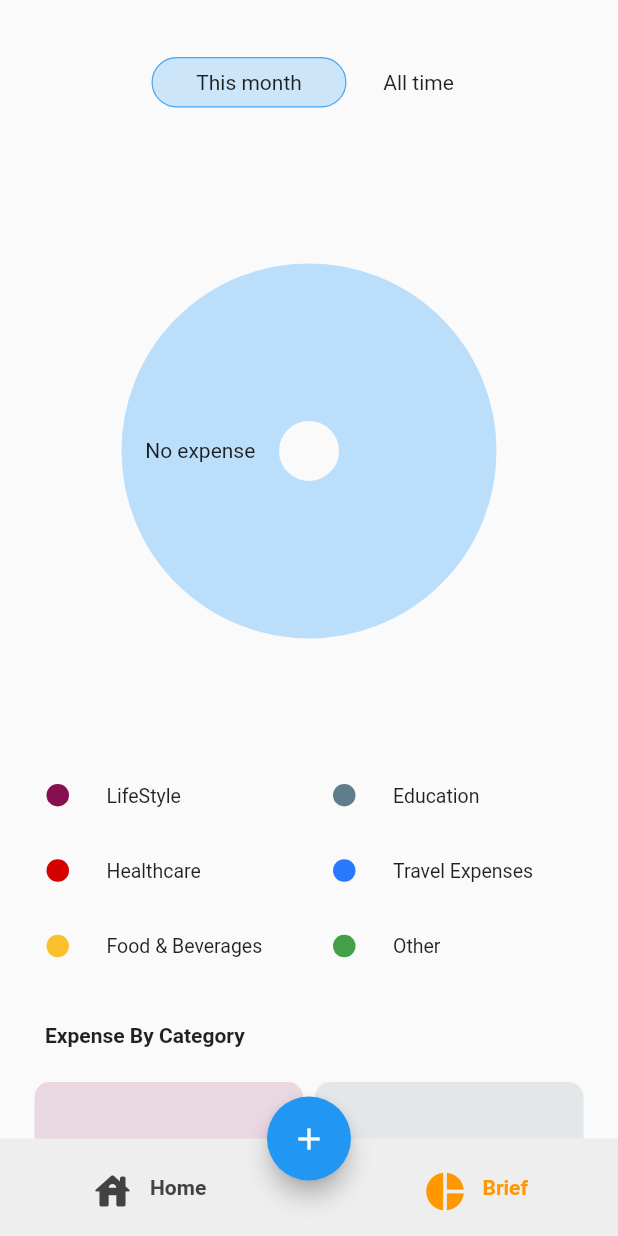
After one commit to FaiyazMujawar/expense-tracker, a Flutter app: the screen it shows after launch, swiped to page 2, on a phone screen of 412 x 824 dp. The commit adds this screen. Run offline on Flutter 3.47's test engine with Material 2 defaults, Android fonts, the phone set to English and light mode, and no system bars; drawn by our look-alikes of fl_chart; our stand-ins replace google_fonts, sqflite; accounts and stored records are empty.

Commit message:
implemented overview page

```diff
--- a/lib/components/amount.dart
+++ b/lib/components/amount.dart
@@ -20,13 +20,7 @@ class Amount extends StatelessWidget {
   Widget build(BuildContext context) {
     return Container(
       padding: const EdgeInsets.all(13),
-      decoration: BoxDecoration(
-        borderRadius: BorderRadius.circular(10),
-        border: Border.all(
-          width: 1.25,
-          color: Colors.grey.shade300,
-        ),
-      ),
+      decoration: kBoxDecoration,
       child: Column(
         mainAxisAlignment: MainAxisAlignment.spaceEvenly,
         children: [
--- /dev/null
+++ b/lib/components/custom_bottom_nav_bar.dart
@@ -0,0 +1,106 @@
+import 'package:flutter/material.dart';
+import 'package:flutter/rendering.dart';
+
+// import '../theme.dart';
+
+class CustomBottomNavigationBar extends StatefulWidget {
+  final int selectedIndex;
+  final List<CustomBottomNavigationBarItem> navItems;
+  final Function onChange;
+
+  const CustomBottomNavigationBar({
+    Key key,
+    this.selectedIndex = 0,
+    @required this.onChange,
+    @required this.navItems,
+  }) : super(key: key);
+  @override
+  _CustomBottomNavigationBarState createState() =>
+      _CustomBottomNavigationBarState();
+}
+
+class _CustomBottomNavigationBarState extends State<CustomBottomNavigationBar> {
+  @override
+  void initState() {
+    super.initState();
+    assert(widget.navItems.length > 1);
+    assert(widget.onChange != null);
+  }
+
+  @override
+  Widget build(BuildContext context) {
+    return Container(
+      height: 65,
+      width: double.infinity,
+      color: Colors.grey.shade200,
+      padding: const EdgeInsets.symmetric(horizontal: 30, vertical: 5),
+      child: Row(
+        mainAxisAlignment: MainAxisAlignment.spaceBetween,
+        children: widget.navItems.map(
+          (item) {
+            int index = widget.navItems.indexOf(item);
+            return GestureDetector(
+              onTap: () {
+                widget.onChange(index);
+              },
+              child: Container(
+                padding: const EdgeInsets.symmetric(
+                  horizontal: 15,
+                  vertical: 5,
+                ),
+                child: Container(
+                  padding: const EdgeInsets.symmetric(
+                    horizontal: 15,
+                    vertical: 10,
+                  ),
+                  child: Row(
+                    mainAxisSize: MainAxisSize.min,
+                    crossAxisAlignment: CrossAxisAlignment.center,
+                    children: [
+                      Icon(
+                        item.icon,
+                        size: 30,
+                        color: widget.selectedIndex == index
+                            ? item.color
+                            : Colors.grey.shade800,
+                      ),
+                      SizedBox(
+                        width: 10,
+                      ),
+                      Text(
+                        item.title,
+                        style: TextStyle(
+                          fontWeight: FontWeight.bold,
+                          color: widget.selectedIndex == index
+                              ? item.color
+                              : Colors.grey.shade800,
+                        ),
+                      )
+                    ],
+                  ),
+                ),
+              ),
+            );
+          },
+        ).toList(),
+      ),
+    );
+  }
+}
+
+class CustomBottomNavigationBarItem extends StatelessWidget {
+  final IconData icon;
+  final String title;
+  final Color color;
+
+  const CustomBottomNavigationBarItem({
+    Key key,
+    this.icon,
+    this.title,
+    this.color,
+  }) : super(key: key);
+  @override
+  Widget build(BuildContext context) {
+    return Container();
+  }
+}
--- a/lib/components/transaction_tile.dart
+++ b/lib/components/transaction_tile.dart
@@ -19,11 +19,17 @@ class TransactionTile extends StatelessWidget {
   @override
   Widget build(BuildContext context) {
     List<dynamic> _category = getCategory(data.category);
-    print(data.toMap());
     return Container(
+      padding: const EdgeInsets.symmetric(horizontal: 8, vertical: 10),
+      margin: const EdgeInsets.all(5),
+      decoration: kBoxDecoration,
       child: GestureDetector(
         onTap: () => showModalBottomSheet(
           context: context,
+          shape: RoundedRectangleBorder(
+              borderRadius: BorderRadius.vertical(
+            top: Radius.circular(8.0),
+          )),
           builder: (context) => TransactionDetails(
             data: data,
           ),
--- a/lib/data/database.dart
+++ b/lib/data/database.dart
@@ -7,6 +7,7 @@ import '../models/Transaction.dart';
 
 class Transactions {
   Database _db;
+  // int _touchIndex = 0;
 
   // Get the database connection
   Future<Database> getDatabaseConnection() async {
--- a/lib/main.dart
+++ b/lib/main.dart
@@ -2,8 +2,7 @@ import 'package:flutter/material.dart';
 import 'package:provider/provider.dart';
 
 import 'models/TransactionsContext.dart';
-import 'pages/home_page.dart';
-// import 'pages/add_transaction_page.dart';
+import 'pages/main_page.dart';
 
 void main() {
   runApp(
@@ -22,7 +21,8 @@ class MyApp extends StatelessWidget {
       debugShowCheckedModeBanner: false,
       title: 'Expense Tracker',
       // home: AddTransactionPage(),
-      home: HomePage(),
+      // home: OverviewPage(),
+      home: MainPage(),
     );
   }
 }
--- a/lib/pages/add_transaction_page.dart
+++ b/lib/pages/add_transaction_page.dart
@@ -34,8 +34,7 @@ class _AddTransactionPageState extends State<AddTransactionPage> {
 
   @override
   Widget build(BuildContext context) {
-    return SafeArea(
-      child: Scaffold(
+    return Scaffold(
       appBar: AppBar(
         title: Text('New Transaction'),
       ),
@@ -190,8 +189,7 @@ class _AddTransactionPageState extends State<AddTransactionPage> {
                         TransactionData transaction = new TransactionData(
                           title: _title,
                           description: _description,
-                            timeStamp:
-                                new DateTime.now().millisecondsSinceEpoch,
+                          timeStamp: new DateTime.now().millisecondsSinceEpoch,
                           amount: _isIncome ? amount : -amount,
                           category: _isIncome ? '' : _category,
                         );
@@ -207,7 +205,6 @@ class _AddTransactionPageState extends State<AddTransactionPage> {
           ),
         ),
       ),
-      ),
     );
   }
 }
--- a/lib/pages/home_page.dart
+++ b/lib/pages/home_page.dart
@@ -1,13 +1,11 @@
 import 'package:flutter/material.dart';
-import 'package:flutter_vector_icons/flutter_vector_icons.dart';
 import 'package:provider/provider.dart';
 
-import 'add_transaction_page.dart';
+import '../theme.dart';
+import '../components/transaction_tile.dart';
+import '../components/amount.dart';
+import '../models/TransactionsContext.dart';
 import 'all_transactions.dart';
-import '../components/amount.dart';
-import '../components/transaction_tile.dart';
-import '../models/TransactionsContext.dart';
-import '../theme.dart';
 
 class HomePage extends StatefulWidget {
   @override
@@ -15,14 +13,11 @@ class HomePage extends StatefulWidget {
 }
 
 class _HomePageState extends State<HomePage> {
-  double _height;
   @override
   Widget build(BuildContext context) {
     Size size = MediaQuery.of(context).size;
-    _height = size.height * 0.22;
-    return SafeArea(
-      child: Scaffold(
-        body: Container(
+    double _height = size.height * 0.22;
+    return Container(
       padding: const EdgeInsets.all(20.0),
       child: Consumer<TransactionsContext>(
         builder: (context, transactions, child) {
@@ -34,8 +29,7 @@ class _HomePageState extends State<HomePage> {
                 width: size.width,
                 child: Amount(
                   title: 'Total Balance',
-                      amount:
-                          transactions.totalIncome - transactions.totalExpense,
+                  amount: transactions.totalIncome - transactions.totalExpense,
                   color: Colors.purple.shade500,
                   icon: Icons.account_balance_wallet,
                 ),
@@ -53,7 +47,7 @@ class _HomePageState extends State<HomePage> {
                         title: 'Income',
                         amount: transactions.totalIncome,
                         color: Colors.green.shade600,
-                            icon: MaterialIcons.arrow_downward,
+                        icon: Icons.arrow_downward_rounded,
                       ),
                     ),
                     SizedBox(
@@ -64,7 +58,7 @@ class _HomePageState extends State<HomePage> {
                         title: 'Expense',
                         amount: transactions.totalExpense,
                         color: Colors.red.shade600,
-                            icon: MaterialIcons.arrow_upward,
+                        icon: Icons.arrow_upward_rounded,
                       ),
                     ),
                   ],
@@ -115,11 +109,8 @@ class _HomePageState extends State<HomePage> {
               else
                 ...transactions.latestTransactions
                     .map(
-                          (transaction) => Padding(
-                            padding: const EdgeInsets.all(5.0),
-                            child: TransactionTile(
+                      (transaction) => TransactionTile(
                         data: transaction,
-                            ),
                       ),
                     )
                     .toList(),
@@ -130,30 +121,6 @@ class _HomePageState extends State<HomePage> {
           );
         },
       ),
-        ),
-        floatingActionButton: FloatingActionButton(
-          child: Icon(
-            Icons.add,
-          ),
-          onPressed: () async {
-            bool value = await Navigator.push(
-                  context,
-                  MaterialPageRoute(
-                    builder: (context) => AddTransactionPage(),
-                  ),
-                ) ??
-                false;
-            if (value)
-              ScaffoldMessenger.of(context).showSnackBar(
-                SnackBar(
-                  content: Text('Transaction added!'),
-                  duration: Duration(seconds: 2),
-                ),
-              );
-          },
-        ),
-        floatingActionButtonLocation: FloatingActionButtonLocation.centerFloat,
-      ),
     );
   }
 }
--- /dev/null
+++ b/lib/pages/main_page.dart
@@ -0,0 +1,88 @@
+import 'package:expense_tracker/components/custom_bottom_nav_bar.dart';
+import 'package:flutter/material.dart';
+
+import 'home_page.dart';
+import 'add_transaction_page.dart';
+import 'overview_page.dart';
+
+class MainPage extends StatefulWidget {
+  @override
+  _MainPageState createState() => _MainPageState();
+}
+
+class _MainPageState extends State<MainPage> {
+  int _currentIndex = 0;
+  PageController _pageController;
+  @override
+  void initState() {
+    _pageController = new PageController();
+    super.initState();
+  }
+
+  @override
+  Widget build(BuildContext context) {
+    return Scaffold(
+      body: PageView(
+        controller: _pageController,
+        onPageChanged: (int index) {
+          setState(() {
+            _currentIndex = index;
+          });
+        },
+        children: [
+          HomePage(),
+          OverviewPage(),
+        ],
+      ),
+      bottomNavigationBar: CustomBottomNavigationBar(
+        selectedIndex: _currentIndex,
+        onChange: (index) {
+          setState(
+            () {
+              _currentIndex = index;
+              _pageController.animateToPage(
+                index,
+                duration: Duration(milliseconds: 200),
+                curve: Curves.easeIn,
+              );
+            },
+          );
+        },
+        navItems: <CustomBottomNavigationBarItem>[
+          CustomBottomNavigationBarItem(
+            icon: Icons.house_rounded,
+            title: 'Home',
+            color: Colors.purple,
+          ),
+          CustomBottomNavigationBarItem(
+            icon: Icons.pie_chart,
+            title: 'Brief',
+            color: Colors.orange,
+          ),
+        ],
+      ),
+      floatingActionButton: FloatingActionButton(
+        child: Icon(
+          Icons.add,
+        ),
+        onPressed: () async {
+          bool value = await Navigator.push(
+                context,
+                MaterialPageRoute(
+                  builder: (context) => AddTransactionPage(),
+                ),
+              ) ??
+              false;
+          if (value)
+            ScaffoldMessenger.of(context).showSnackBar(
+              SnackBar(
+                content: Text('Transaction added!'),
+                duration: Duration(seconds: 2),
+              ),
+            );
+        },
+      ),
+      floatingActionButtonLocation: FloatingActionButtonLocation.centerDocked,
+    );
+  }
+}
--- /dev/null
+++ b/lib/pages/overview_page.dart
@@ -0,0 +1,309 @@
+// import 'dart:math';
+
+import 'package:fl_chart/fl_chart.dart';
+import 'package:flutter/material.dart';
+
+import '../models/Transaction.dart';
+import '../theme.dart';
+import '../constants.dart';
+import '../data/database.dart';
+
+class OverviewPage extends StatefulWidget {
+  @override
+  _OverviewPageState createState() => _OverviewPageState();
+}
+
+class _OverviewPageState extends State<OverviewPage> {
+  // Random _random = new Random();
+  int _touchedIndex = 0;
+  double total;
+  bool isLoading;
+  bool isMonthly;
+  Transactions db;
+  Map<String, double> categories;
+  @override
+  void initState() {
+    isLoading = true;
+    isMonthly = true;
+    categories = {};
+    db = new Transactions();
+    initData();
+    super.initState();
+  }
+
+  @override
+  Widget build(BuildContext context) {
+    return Scaffold(
+      body: Container(
+        padding: const EdgeInsets.symmetric(horizontal: 15),
+        child: ListView(
+          physics: BouncingScrollPhysics(),
+          children: <Widget>[
+            SizedBox(
+              height: 30,
+            ),
+            Row(
+              mainAxisAlignment: MainAxisAlignment.center,
+              children: [
+                GestureDetector(
+                  onTap: () {
+                    if (!isMonthly) {
+                      setState(() {
+                        isMonthly = true;
+                      });
+                      initData();
+                    }
+                  },
+                  child: Container(
+                    width: isMonthly ? 130 : 115,
+                    padding: const EdgeInsets.symmetric(
+                      vertical: 8.0,
+                      horizontal: 15.0,
+                    ),
+                    margin: const EdgeInsets.all(8.0),
+                    decoration: isMonthly ? kTitleBoxDecoration : null,
+                    child: Center(child: Text('This month')),
+                  ),
+                ),
+                GestureDetector(
+                  onTap: () {
+                    if (isMonthly) {
+                      setState(() {
+                        isMonthly = false;
+                      });
+                      initData();
+                    }
+                  },
+                  child: Container(
+                    width: !isMonthly ? 130 : 80,
+                    padding: const EdgeInsets.all(8.0),
+                    decoration: !isMonthly ? kTitleBoxDecoration : null,
+                    child: Center(child: Text('All time')),
+                  ),
+                ),
+              ],
+            ),
+            SizedBox(
+              height: 15,
+            ),
+            Container(
+              height: MediaQuery.of(context).size.height * 0.5,
+              child: Center(
+                child: isLoading
+                    ? CircularProgressIndicator()
+                    : /* total == 0
+                        ? Center(
+                            child: Text(
+                              'No expenses to show!',
+                              style: kInfoTextStyle,
+                            ),
+                          )
+                        : */
+                    PieChart(
+                        PieChartData(
+                          // Todo: Implement chart touch.
+                          pieTouchData:
+                              PieTouchData(touchCallback: (pieTouchResponse) {
+                            setState(() {
+                              if (pieTouchResponse.touchInput
+                                      is FlLongPressEnd ||
+                                  pieTouchResponse.touchInput is FlPanEnd) {
+                                _touchedIndex = -1;
+                              } else {
+                                _touchedIndex =
+                                    pieTouchResponse.touchedSectionIndex;
+                              }
+                            });
+                          }),
+                          borderData: FlBorderData(show: false),
+                          centerSpaceRadius: 20,
+                          sections: getSections(),
+                        ),
+                      ),
+              ),
+            ),
+            GridView.count(
+              physics: NeverScrollableScrollPhysics(),
+              crossAxisCount: 2,
+              childAspectRatio: 3.8,
+              shrinkWrap: true,
+              children: kCategories
+                  .map(
+                    (category) => ListTile(
+                      dense: true,
+                      horizontalTitleGap: 0,
+                      leading: Container(
+                        height: 15,
+                        width: 15,
+                        decoration: BoxDecoration(
+                          shape: BoxShape.circle,
+                          color: category.elementAt(2),
+                        ),
+                      ),
+                      title: Text(category.elementAt(0)),
+                    ),
+                  )
+                  .toList(),
+            ),
+            SizedBox(
+              height: 15,
+            ),
+            Padding(
+              padding: const EdgeInsets.fromLTRB(15, 10, 15, 15),
+              child: Text(
+                'Expense By Category',
+                style: TextStyle(
+                  fontWeight: FontWeight.bold,
+                ),
+              ),
+            ),
+            GridView.count(
+              padding: const EdgeInsets.all(8.0),
+              crossAxisCount: 2,
+              physics: NeverScrollableScrollPhysics(),
+              crossAxisSpacing: 8.0,
+              mainAxisSpacing: 8.0,
+              shrinkWrap: true,
+              children: getExpenseByCategory(),
+            ),
+            SizedBox(
+              height: 30,
+            ),
+          ],
+        ),
+      ),
+    );
+  }
+
+  List<PieChartSectionData> getSections() {
+    List<dynamic> category;
+    final List<PieChartSectionData> sections = [];
+
+    int index = 0;
+    double percentage = 0;
+    if (total == 0) {
+      sections.add(
+        PieChartSectionData(
+          radius: 105,
+          color: Colors.blue.shade100,
+          value: 1,
+          title: 'No expense',
+        ),
+      );
+    } else
+      for (String key in categories.keys) {
+        category = getCategory(key);
+        percentage = (categories[key] / total) * 100;
+        sections.add(
+          PieChartSectionData(
+            radius: _touchedIndex == index ? 105 : 100,
+            color: category.elementAt(2),
+            value: categories[key],
+            title: percentage > 4 ? '${percentage.toStringAsFixed(1)}%' : '',
+            titleStyle: TextStyle(
+              fontSize: _touchedIndex == index ? 11 : 10,
+            ),
+          ),
+        );
+      }
+    return sections;
+  }
+
+  List<Widget> getExpenseByCategory() {
+    List<Widget> expenses = [];
+    List<dynamic> category;
+    for (String key in categories.keys) {
+      category = getCategory(key);
+      expenses.add(
+        Container(
+          decoration: BoxDecoration(
+            color: category.elementAt(2).withOpacity(0.15),
+            borderRadius: BorderRadius.circular(10),
+          ),
+          child: Column(
+            mainAxisSize: MainAxisSize.min,
+            mainAxisAlignment: MainAxisAlignment.center,
+            children: [
+              Icon(
+                category.elementAt(1),
+                size: 30,
+                color: category.elementAt(2),
+              ),
+              SizedBox(
+                height: 8.0,
+              ),
+              Text(
+                total != 0
+                    ? '${((categories[key] / total) * 100).toStringAsFixed(1)}%'
+                    : '0%',
+                style: kInfoTextStyle.copyWith(
+                  fontSize: 11,
+                ),
+              ),
+              SizedBox(
+                height: 8.0,
+              ),
+              Text(
+                '₹${categories[key].toStringAsFixed(1)}',
+                style: kAmountTextStyle.copyWith(
+                  fontSize: 17,
+                ),
+              ),
+            ],
+          ),
+        ),
+      );
+    }
+    return expenses;
+  }
+
+  /// Initiate the transactions data.
+  void initData() async {
+    setState(() {
+      isLoading = true;
+    });
+    List<TransactionData> data = [];
+    if (isMonthly) {
+      var now = new DateTime.now();
+      data = await db.getAllTransactionsSince(
+        new DateTime(now.year, now.month, 1).millisecondsSinceEpoch,
+      );
+    } else
+      data = await db.getAllTransactions();
+    // for (var i = 0; i < (isMonthly ? 20 : 50); i++) {
+    //   data.add(
+    //     new TransactionData(
+    //       title: getRandomString(5),
+    //       category: kCategories.elementAt(_random.nextInt(6)).elementAt(0),
+    //       description: getRandomString(10),
+    //       amount: _random.nextDouble() * 100,
+    //       timeStamp: _random.nextInt(16999999),
+    //     ),
+    //   );
+    // }
+    for (var category in kCategories) categories[category.elementAt(0)] = 0;
+    total = 0;
+    for (var item in data) {
+      if (item.amount < 0) {
+        categories[item.category] =
+            categories[item.category] + item.amount.abs();
+        total += item.amount.abs();
+      }
+    }
+
+    setState(() {
+      isLoading = false;
+    });
+  }
+
+  // var _chars = 'AaBbCcDdEeFfGgHhIiJjKkLlMmNnOoPpQqRrSsTtUuVvWwXxYyZz1234567890';
+
+  // String getRandomString(int length) => String.fromCharCodes(
+  //       Iterable.generate(
+  //         length,
+  //         (_) => _chars.codeUnitAt(
+  //           _random.nextInt(_chars.length),
+  //         ),
+  //       ),
+  //     );
+}
--- a/lib/theme.dart
+++ b/lib/theme.dart
@@ -3,7 +3,7 @@ import 'package:google_fonts/google_fonts.dart';
 
 // Page: Amount.dart
 
-var kAmountBoxDecoration = BoxDecoration(
+var kBoxDecoration = BoxDecoration(
   borderRadius: BorderRadius.circular(10),
   border: Border.all(
     width: 1.25,
@@ -25,8 +25,9 @@ var kColoredAmountTextStyle = (double amount) => GoogleFonts.lato(
 
 // Page: colored_title.dart
 
-var kAmountTitleTextStyle = GoogleFonts.lato(
-  fontWeight: FontWeight.w500,
+var kAmountTitleTextStyle = GoogleFonts.ptSans(
+  fontWeight: FontWeight.bold,
+  fontSize: 13,
   color: Colors.grey.shade700,
 );
 
@@ -71,5 +72,14 @@ var kTitleTextStyle = GoogleFonts.robotoCondensed(
 );
 
 var kInfoTextStyle = TextStyle(
-  color: Colors.grey.shade400,
+  color: Colors.grey.shade500,
 );
+
+// Page: OverviewPage.dart
+var kTitleBoxDecoration = BoxDecoration(
+  color: Colors.blue.shade400.withOpacity(0.25),
+  borderRadius: BorderRadius.circular(50),
+  border: Border.fromBorderSide(
+    BorderSide(width: 0.8, color: Colors.blue.shade400),
+  ),
+);
--- a/pubspec.yaml
+++ b/pubspec.yaml
@@ -31,6 +31,9 @@ dependencies:
   flutter_vector_icons: ^0.2.1
   sqflite: ^1.3.2+1
   provider: ^4.3.2+3
+  bottom_navy_bar: ^5.6.0
+  charts_flutter: ^0.9.0
+  fl_chart: ^0.12.2
 
 dev_dependencies:
   flutter_test:
```
Also changed, not shown: pubspec.lock. Lines whose indentation alone changed are shown as unchanged.
